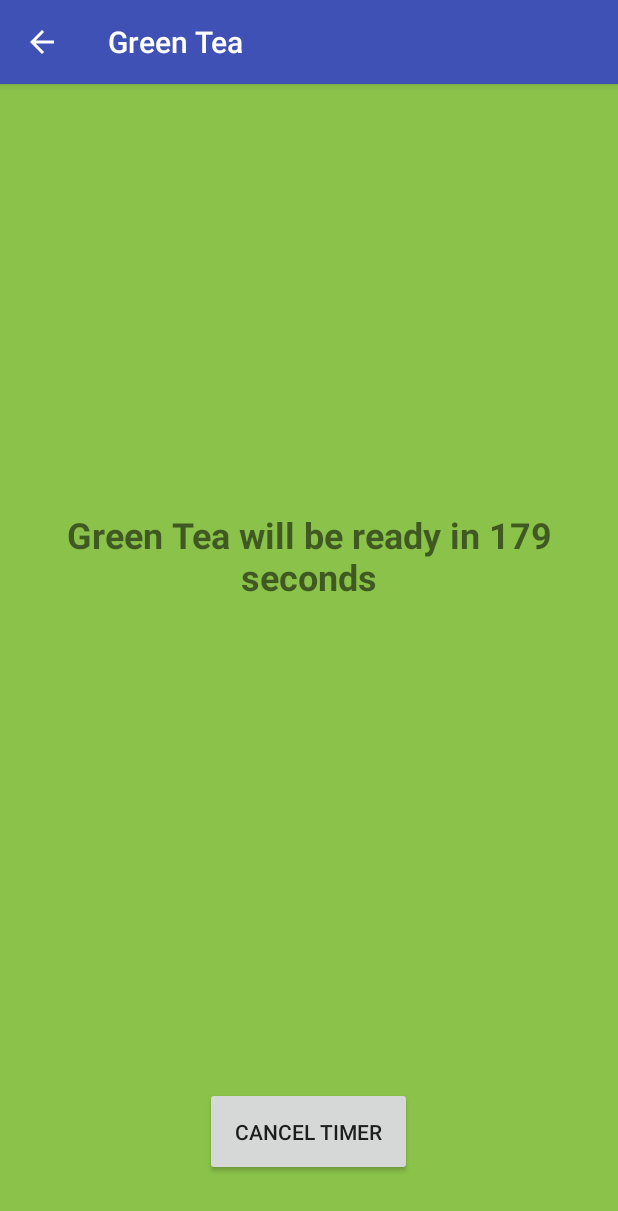
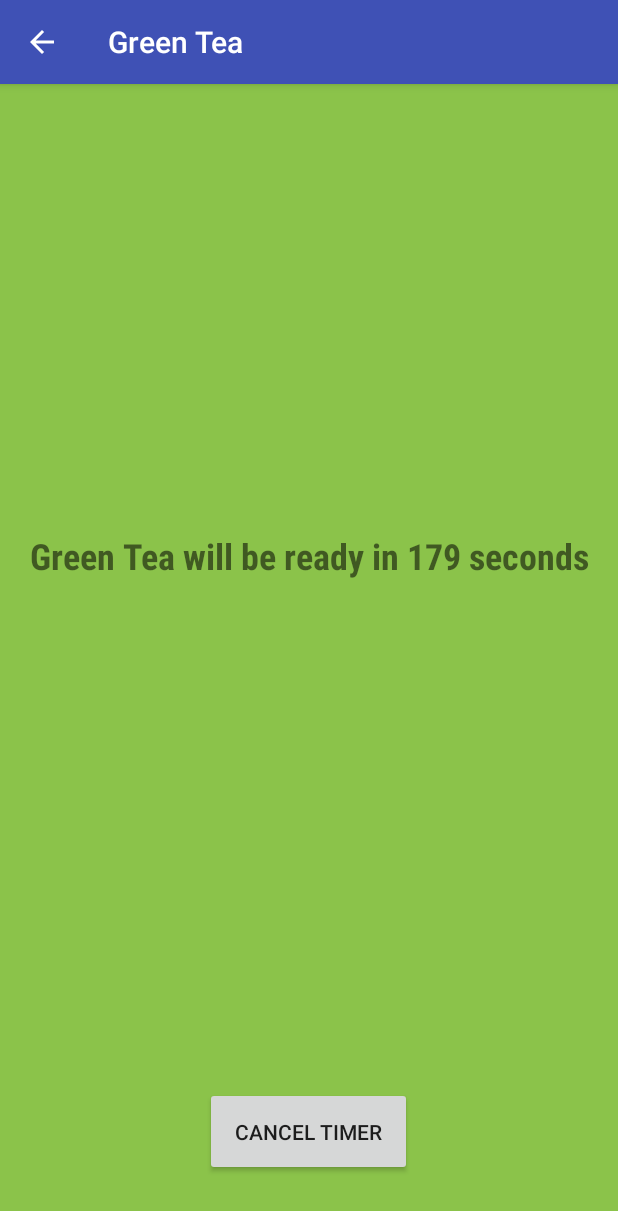
Before and after one commit to davidfabian/TeaTimer, an Android app: the screen it shows after launch (CountDownActivity), after a tap on "GREEN TEA", on a phone screen of 412 x 824 dp. Shown: the top 1211 px of the screen. Run offline under Robolectric (Android 15) with nearby library versions, the phone set to English and light mode, and no system bars.

Commit message:
font changed

```diff
--- a/app/src/main/res/layout/countdown.xml
+++ b/app/src/main/res/layout/countdown.xml
@@ -12,6 +12,7 @@
         android:layout_width="match_parent"
         android:layout_height="wrap_content"
         android:layout_weight="1"
+        android:fontFamily="sans-serif-condensed"
         android:gravity="center"
         android:textSize="24sp"
         android:textStyle="bold"
```
